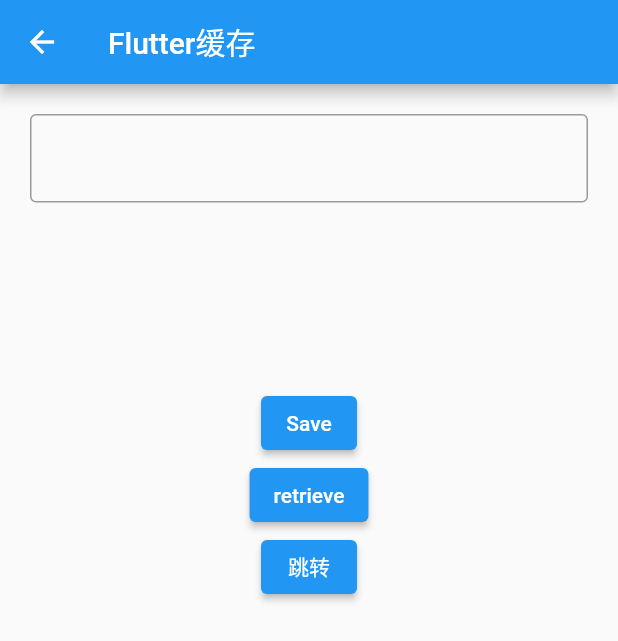
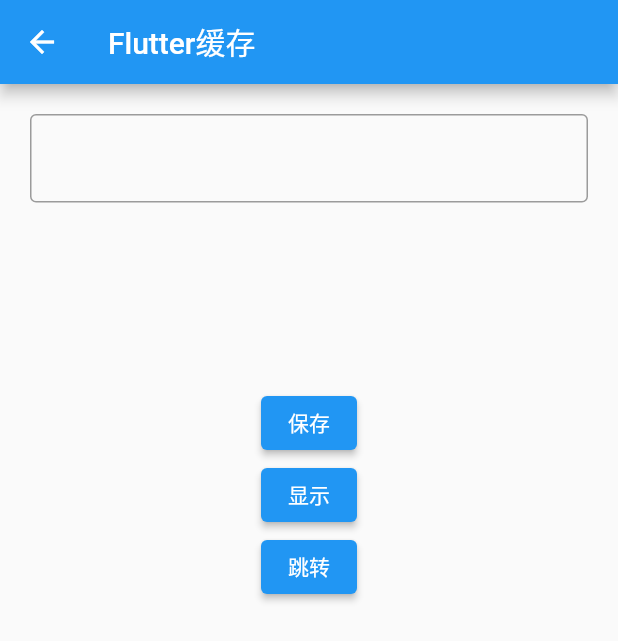
Before and after one commit to yangyangDeveloper/FlutterOwn, a Flutter app: the list6 screen opened directly, on a phone screen of 412 x 824 dp. Shown: the top 641 px of the screen. Run offline on Flutter 3.47's test engine with Material 2 defaults, Android fonts, the phone set to English and light mode, and no system bars; our stand-ins replace shared_preferences, webview_flutter; accounts and stored records are empty.

Commit message:
完善 flutter webview

```diff
--- a/flutter_zyy/lib/list6.dart
+++ b/flutter_zyy/lib/list6.dart
@@ -10,18 +10,46 @@ class list6 extends StatefulWidget {
   _list6State createState() => _list6State();
 }
 
-
-
 class _list6State extends State<list6> {
 
   SharedPreferences? prefs;
   TextEditingController controller = new TextEditingController();
   String name="";
 
+  void initState() {
+    super.initState();
+    print("initstate");
+    _loadH5Url();
+  }
+
+  void _loadH5Url() async {
+    final prefs = await SharedPreferences.getInstance();
+    //name = prefs.getString("username") ?? "";
+    setState(() {
+      name = prefs.getString("username") ?? "";
+    });
+  }
+
+  saveH5Url() async {
+    print('点击 save');
+    prefs = await SharedPreferences.getInstance();
+    prefs?.setString("username", controller.text.toString());
+    setState(() {
+
+    });
+  }
+
   go() async{
     print('点击 go');
-    prefs = await SharedPreferences.getInstance();
-    name = prefs?.getString("username") ?? "";
+
+    saveH5Url();
+    Navigator.of(context).push(new MaterialPageRoute(builder: (_) {
+      return new  Browser(
+        url: "https://flutter-io.cn/",
+        title: "测试Flutterwebview",
+      );
+    }));
+
     setState(() {
 
     });
@@ -31,16 +59,6 @@ class _list6State extends State<list6> {
     print('点击 retrieve');
     prefs = await SharedPreferences.getInstance();
     name = prefs?.getString("username") ?? "";
-    setState(() {
-
-    });
-  }
-
-  save() async
-  {
-    print('点击 save');
-    prefs = await SharedPreferences.getInstance();
-    prefs?.setString("username", controller.text.toString());
     setState(() {
 
     });
@@ -75,14 +93,14 @@ class _list6State extends State<list6> {
                 height:30,
               ),
               ElevatedButton(
-                child:Text("Save"),
+                child:Text("保存"),
                 onPressed: ()
                 {
-                  save();
+                  saveH5Url();
                 },
               ),
               ElevatedButton(
-                child:Text("retrieve"),
+                child:Text("显示"),
                 onPressed: ()
                 {
                   retrieve();
```
Also changed, not shown: flutter_zyy/lib/list5.dart (+0 -16 lines).
